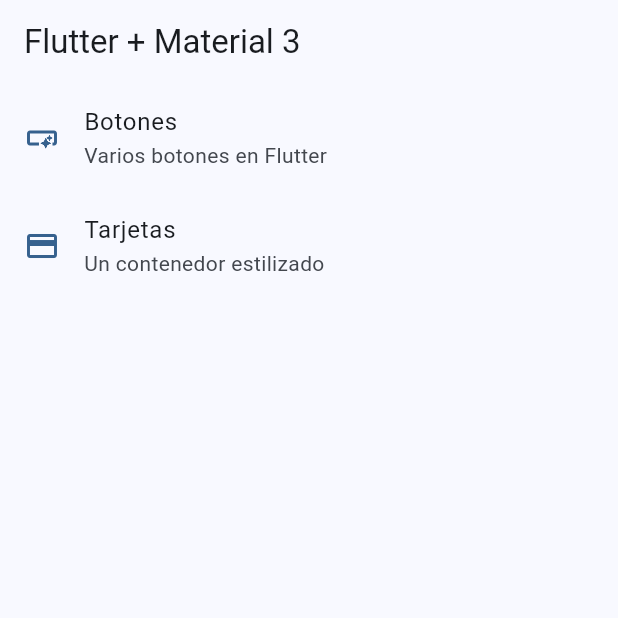
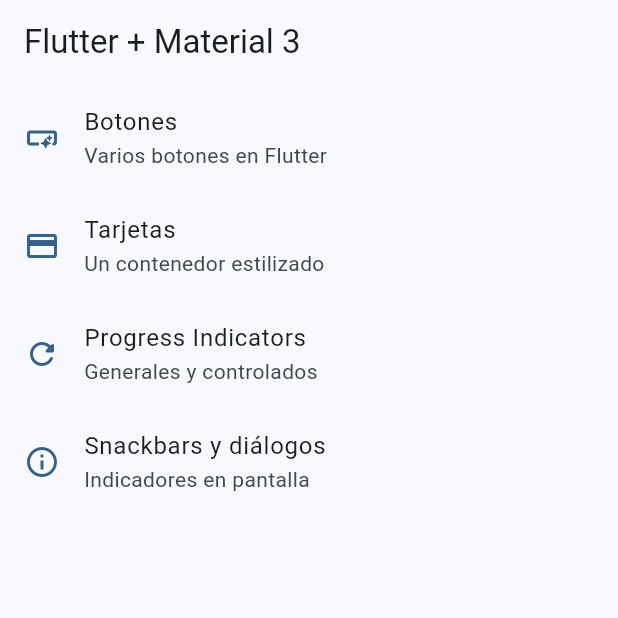
Before and after one commit to aguerrero2016/widgets_app, a Flutter app: the screen it shows after launch, on a phone screen of 412 x 824 dp, the top half of it. Run offline on Flutter 3.47's test engine with Material 2 defaults, Android fonts, the phone set to English and light mode, and no system bars; our stand-ins replace go_router.

Commit message:
snackbars y dialogos terminados

```diff
--- a/lib/config/menu/menu_items.dart
+++ b/lib/config/menu/menu_items.dart
@@ -28,4 +28,18 @@ const appMenuItems = <MenuItem>[
     link: '/cards',
     icon: Icons.credit_card
   ),
+
+  MenuItem(
+    title: 'Progress Indicators',
+    subTitle: 'Generales y controlados',
+    link: '/progress',
+    icon: Icons.refresh_rounded
+  ),
+
+  MenuItem(
+    title: 'Snackbars y diálogos',
+    subTitle: 'Indicadores en pantalla',
+    link: '/snackbars',
+    icon: Icons.info_outline
+  ),
 ];
--- a/lib/config/router/app_router.dart
+++ b/lib/config/router/app_router.dart
@@ -21,5 +21,17 @@ final appRouter = GoRouter(
       name: CardsScreen.name,
       builder: (context, state) => const CardsScreen(),
     ),
+
+    GoRoute(
+      path: '/progress',
+      name: ProgressScreen.name,
+      builder: (context, state) => const ProgressScreen(),
+    ),
+
+    GoRoute(
+      path: '/snackbars',
+      name: SnackbarScreen.name,
+      builder: (context, state) => const SnackbarScreen(),
+    ),
   ],
 );
--- a/lib/main.dart
+++ b/lib/main.dart
@@ -12,6 +12,7 @@ class MainApp extends StatelessWidget {
   @override
   Widget build(BuildContext context) {
     return MaterialApp.router(
+      title: 'Flutter widgets',
       routerConfig: appRouter,
       debugShowCheckedModeBanner: false,
       theme: AppTheme(selectedColor: 0).getTheme(),
```
Also changed, not shown: lib/presentation/screens/progress/progress_screen.dart (+56 -1 lines), lib/presentation/screens/snsckbar/snackbar_screen.dart (+54 -1 lines).
